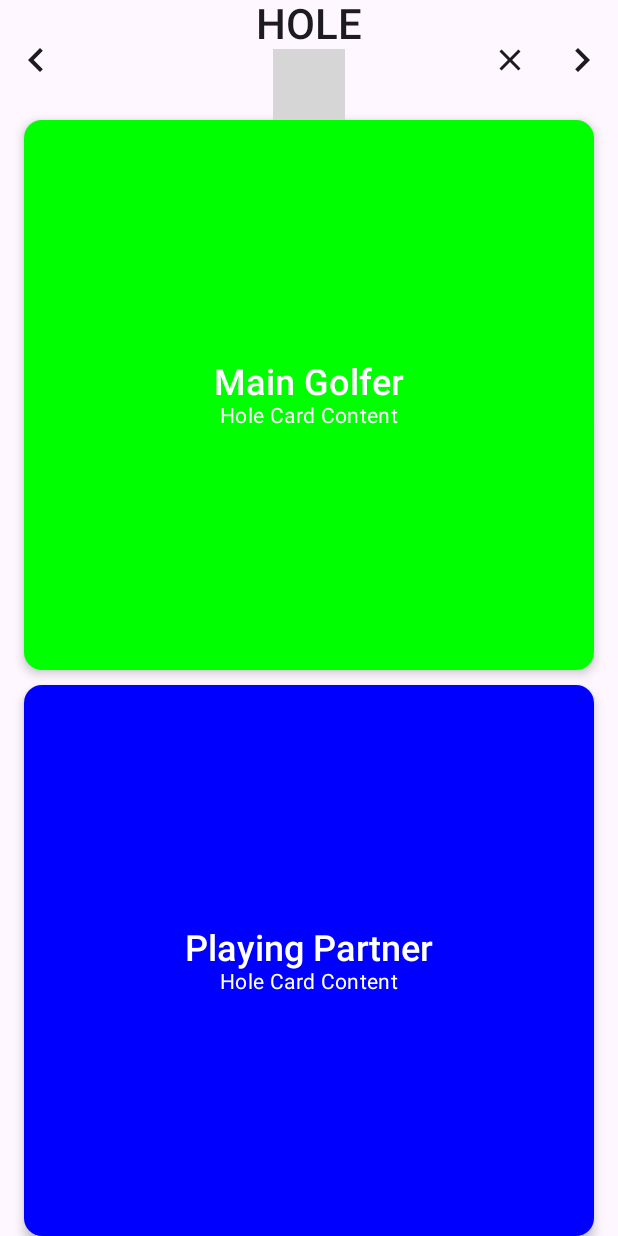
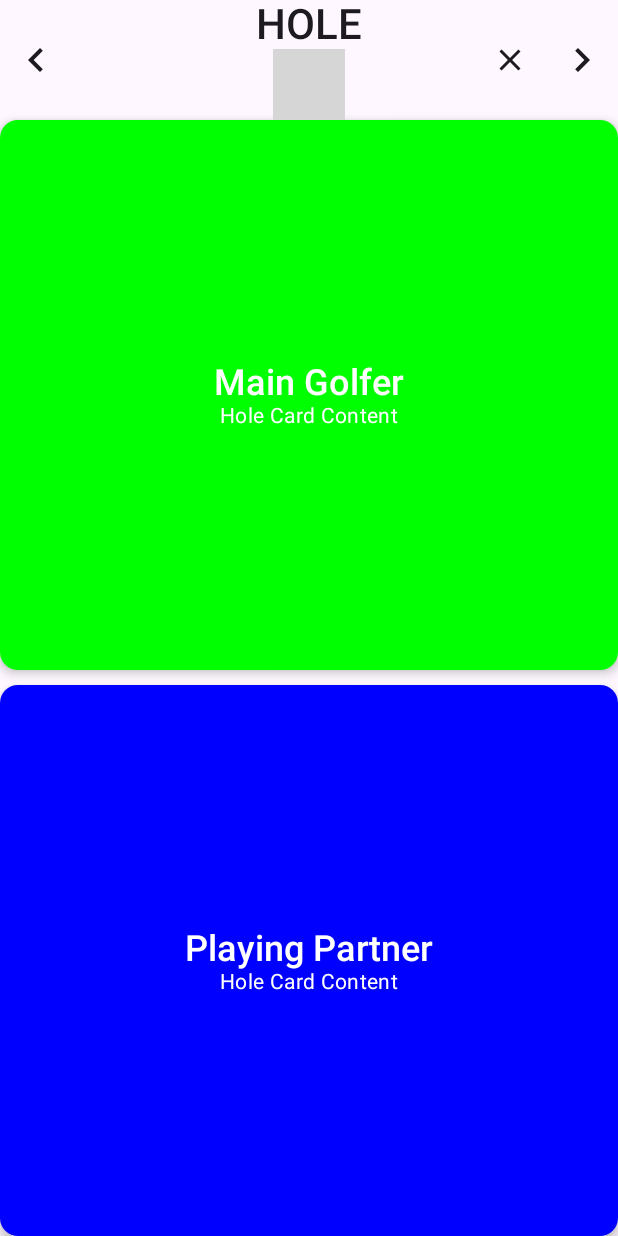
Before and after one commit to SogoGolf/simplegolf-droid, an Android app built with Jetpack Compose: the composable PlayRoundScreen shown on its own in the app's theme, on a phone screen of 412 x 824 dp. Run offline under Robolectric (Android 15) with nearby library versions, the phone set to English and light mode, and no system bars; our stand-ins replace Dagger/Hilt's generated code; 5 statements that could not run were skipped; grey boxes are pictures that could not be loaded.

Commit message:
Update PlayRoundScreen to use user's working Scaffold implementation
- Apply user's confirmed working Scaffold layout with HoleHeader as topBar
- Properly apply paddingValues to content Column modifier
- Remove horizontal padding and add proper comments matching user's code
- Fix header positioning issues across all navigation paths

Co-Authored-By: Sogo Developer <developer@sogo.golf>

```diff
--- a/app/src/main/java/com/sogo/golf/msl/features/play/presentation/PlayRoundScreen.kt
+++ b/app/src/main/java/com/sogo/golf/msl/features/play/presentation/PlayRoundScreen.kt
@@ -113,15 +113,16 @@ private fun Screen4Portrait(
             },
             showBackButton = showBackButton
         )
-        },
-        modifier = Modifier.navigationBarsPadding()
+        }
+        // No bottomBar parameter = no bottom bar
     ) { paddingValues ->
-        // Two HoleCard components taking up remaining vertical space
+        // Your screen content
         Column(
             modifier = Modifier
                 .fillMaxSize()
-                .padding(paddingValues)
-                .padding(horizontal = 16.dp)
+                .padding(paddingValues) // <-- APPLY THE PADDING HERE
+                .navigationBarsPadding()
+//          .padding(horizontal = 16.dp)
         ) {
             // Top card (green background)
             HoleCard(
```
Lines whose indentation alone changed are shown as unchanged.
